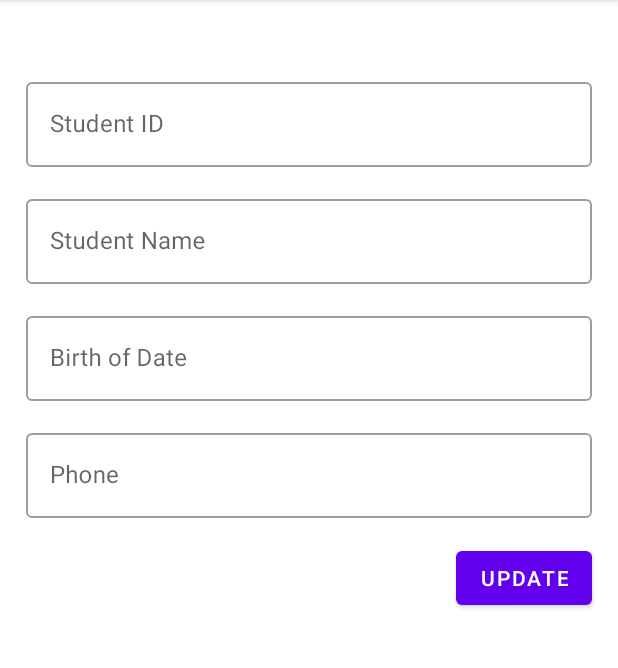
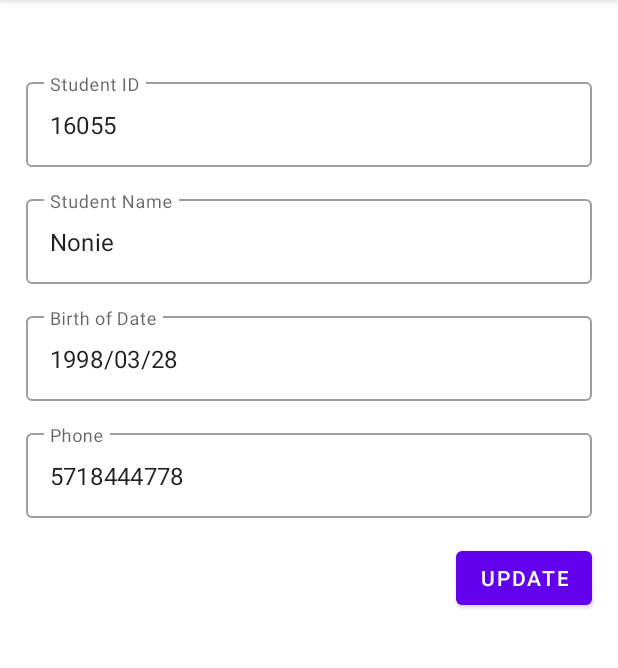
Before and after one commit to aditya311200/ANMPweek4, an Android app: the StudentDetailFragment screen opened through its navigation route, on a phone screen of 412 x 824 dp, the part 84-752 px from its top. Run offline under Robolectric (Android 15) with nearby library versions, the phone set to English and light mode, and no system bars.

Commit message:
commit tugas week 4

```diff
--- a/app/src/main/java/com/example/adv160419051week4/view/StudentDetailFragment.kt
+++ b/app/src/main/java/com/example/adv160419051week4/view/StudentDetailFragment.kt
@@ -5,9 +5,15 @@ import androidx.fragment.app.Fragment
 import android.view.LayoutInflater
 import android.view.View
 import android.view.ViewGroup
+import androidx.lifecycle.Observer
+import androidx.lifecycle.ViewModelProvider
 import com.example.adv160419051week4.R
+import com.example.adv160419051week4.viewmodel.DetailViewModel
+import kotlinx.android.synthetic.main.fragment_student_detail.*
+import kotlinx.android.synthetic.main.student_list_item.*
 
 class StudentDetailFragment : Fragment() {
+    private lateinit var viewDetail:DetailViewModel
 
     override fun onCreateView(
         inflater: LayoutInflater, container: ViewGroup?,
@@ -19,5 +25,19 @@ class StudentDetailFragment : Fragment() {
 
     override fun onViewCreated(view: View, savedInstanceState: Bundle?) {
         super.onViewCreated(view, savedInstanceState)
+
+        viewDetail = ViewModelProvider(this).get(DetailViewModel::class.java)
+        viewDetail.fetch()
+
+        observeDetailViewModel()
+    }
+
+    fun observeDetailViewModel() {
+        viewDetail.studentLD.observe(viewLifecycleOwner, Observer {
+            txtIdDetail.setText(it.id)
+            txtNameDetail.setText(it.name)
+            txtBod.setText(it.bod)
+            txtPhone.setText(it.phone)
+        })
     }
 }
--- /dev/null
+++ b/app/src/main/java/com/example/adv160419051week4/viewmodel/DetailViewModel.kt
@@ -0,0 +1,15 @@
+package com.example.adv160419051week4.viewmodel
+
+import androidx.lifecycle.MutableLiveData
+import androidx.lifecycle.ViewModel
+import com.example.adv160419051week4.model.Student
+
+class DetailViewModel: ViewModel() {
+    val studentLD = MutableLiveData<Student>()
+
+    fun fetch() {
+        val student1 = Student("16055","Nonie","1998/03/28","5718444778","http://dummyimage.com/75x100.jpg/cc0000/ffffff")
+
+        studentLD.value = student1
+    }
+}
--- a/app/src/main/java/com/example/adv160419051week4/viewmodel/ListViewModel.kt
+++ b/app/src/main/java/com/example/adv160419051week4/viewmodel/ListViewModel.kt
@@ -15,7 +15,7 @@ class ListViewModel:ViewModel() {
         val student3 = Student("11204","Dinny","1994/10/07","6827808747","http://dummyimage.com/75x100.jpg/5fa2dd/ffffff1")
 
         studentsLD.value = arrayListOf<Student>(student1, student2, student3)
-        loadingErrorLD.value = true
-        loadingDoneLD.value = false
+        loadingErrorLD.value = false
+        loadingDoneLD.value = true
     }
 }
```
